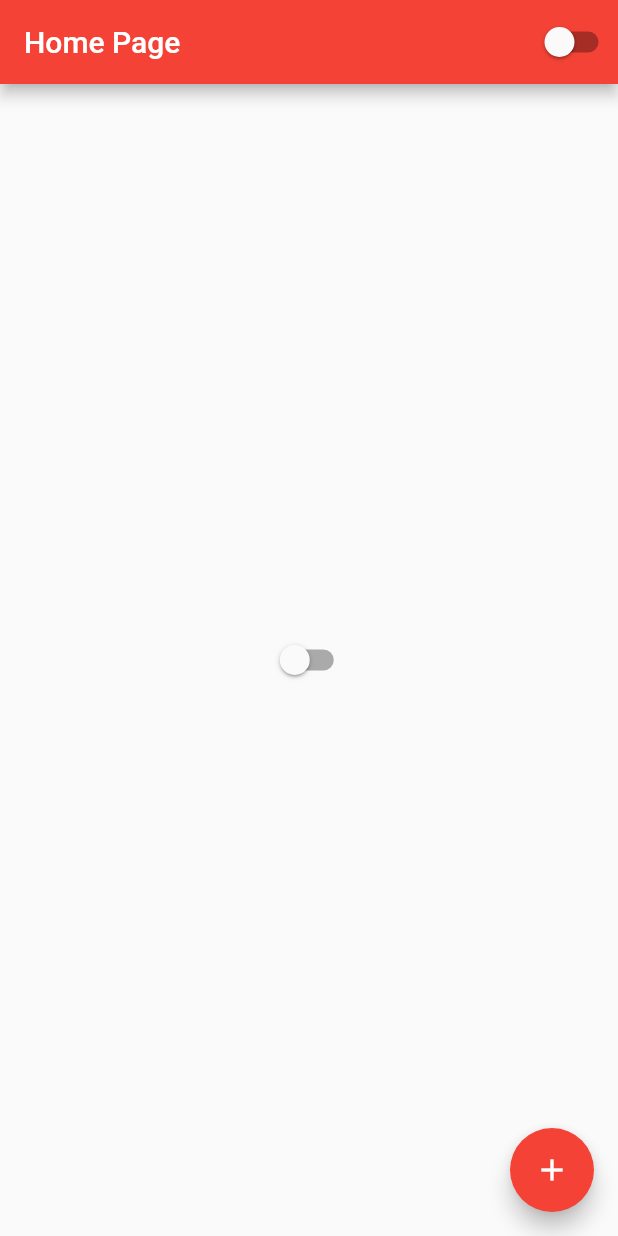
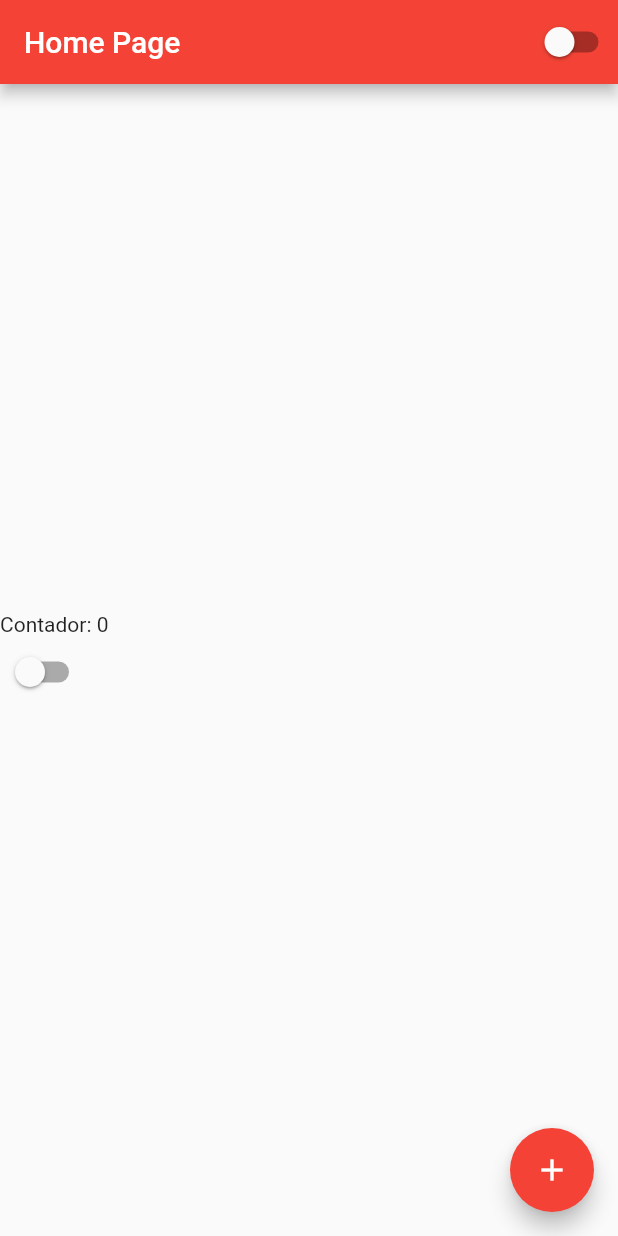
Before and after one commit to layonmartins/CursoFlutter, a Flutter app: the screen it shows after launch, on a phone screen of 412 x 824 dp. Run offline on Flutter 3.47's test engine with Material 2 defaults, Android fonts, the phone set to English and light mode, and no system bars.

Commit message:
Curso de Flutter #14 - Columns

```diff
--- a/lib/home_page.dart
+++ b/lib/home_page.dart
@@ -17,7 +17,14 @@ class HomePageState extends State<HomePage> {
       appBar: AppBar(title: Text('Home Page'), actions: [
         CustomSwitcher(),
       ]),
-      body: Center(child: CustomSwitcher()),
+      body: Container(
+          width: double.infinity,
+          height: double.infinity,
+          child: Column(
+            mainAxisAlignment: MainAxisAlignment.center,
+            crossAxisAlignment: CrossAxisAlignment.start,
+            children: [Text('Contador: $counter'), CustomSwitcher()],
+          )),
       floatingActionButton: FloatingActionButton(
         child: Icon(Icons.add),
         onPressed: () {
```
